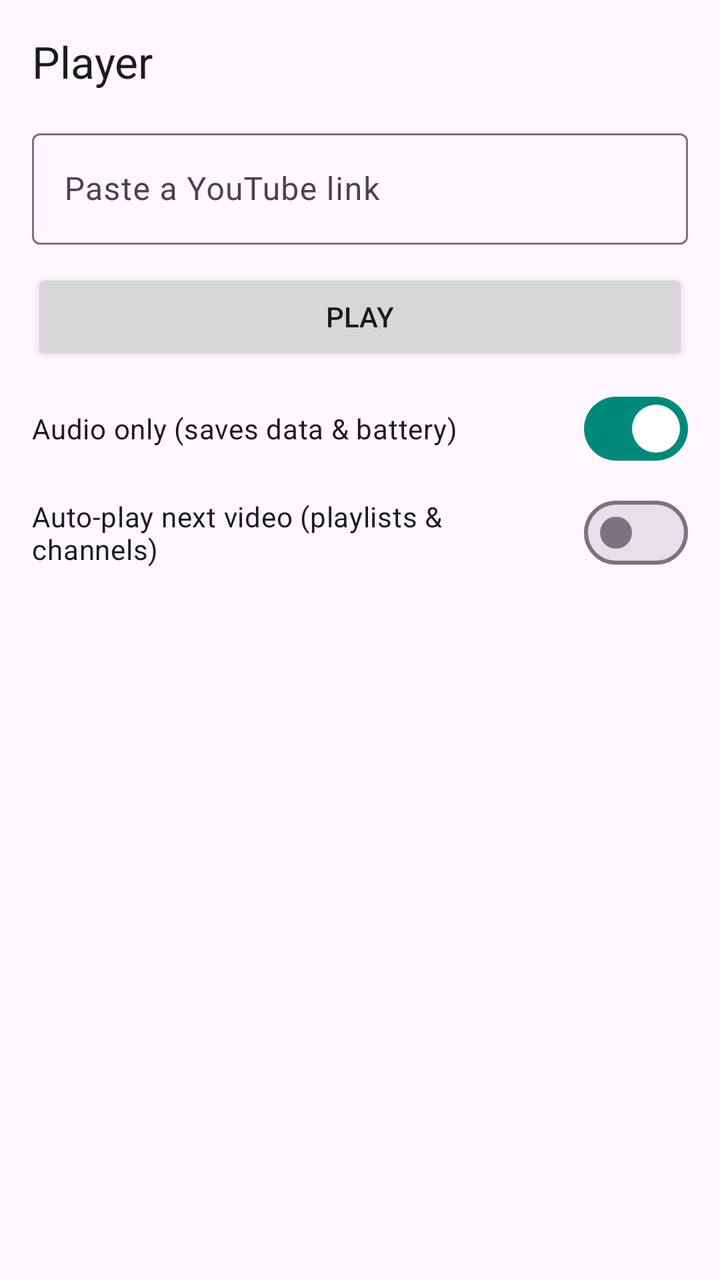
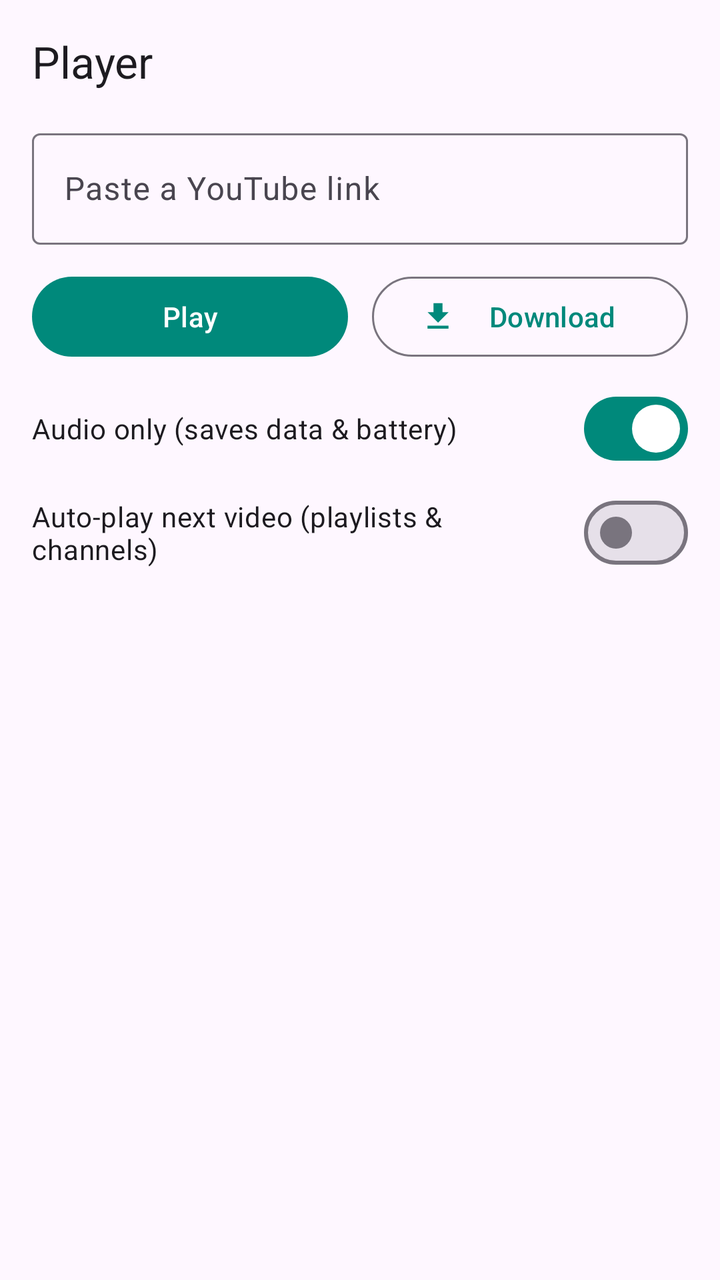

Screens rendered from an Android XML layout before and after an edit, with the pre-edit source and the edit as a unified diff.
<!-- AndroidManifest.xml: application theme Theme.LiveTube -->
<!-- res/layout/fragment_player.xml -->
<?xml version="1.0" encoding="utf-8"?>
<androidx.core.widget.NestedScrollView xmlns:android="http://schemas.android.com/apk/res/android"
    xmlns:app="http://schemas.android.com/apk/res-auto"
    android:layout_width="match_parent"
    android:layout_height="match_parent"
    android:fillViewport="true">

    <LinearLayout
        android:layout_width="match_parent"
        android:layout_height="wrap_content"
        android:orientation="vertical"
        android:padding="16dp">

        <TextView
            android:layout_width="wrap_content"
            android:layout_height="wrap_content"
            android:text="@string/tab_player"
            android:textAppearance="@style/TextAppearance.Material3.TitleLarge" />

        <com.google.android.material.textfield.TextInputLayout
            android:id="@+id/url_input_layout"
            style="@style/Widget.Material3.TextInputLayout.OutlinedBox"
            android:layout_width="match_parent"
            android:layout_height="wrap_content"
            android:layout_marginTop="16dp"
            android:hint="@string/paste_link_hint">

            <com.google.android.material.textfield.TextInputEditText
                android:id="@+id/url_input"
                android:layout_width="match_parent"
                android:layout_height="wrap_content"
                android:imeOptions="actionGo"
                android:inputType="textUri"
                android:maxLines="2" />
        </com.google.android.material.textfield.TextInputLayout>

        <Button
            android:id="@+id/play_btn"
            android:layout_width="match_parent"
            android:layout_height="wrap_content"
            android:layout_marginTop="12dp"
            android:text="@string/play" />

        <com.google.android.material.materialswitch.MaterialSwitch
            android:id="@+id/audio_switch"
            android:layout_width="match_parent"
            android:layout_height="wrap_content"
            android:layout_marginTop="8dp"
            android:checked="true"
            android:text="@string/audio_only" />

        <com.google.android.material.materialswitch.MaterialSwitch
            android:id="@+id/auto_next_switch"
            android:layout_width="match_parent"
            android:layout_height="wrap_content"
            android:layout_marginTop="4dp"
            android:text="@string/auto_next" />

        <TextView
            android:id="@+id/status"
            android:layout_width="match_parent"
            android:layout_height="wrap_content"
            android:layout_marginTop="8dp"
            android:minHeight="40dp"
            android:textSize="14sp" />

        <com.google.android.material.card.MaterialCardView
            android:id="@+id/video_card"
            android:layout_width="match_parent"
            android:layout_height="wrap_content"
            android:layout_marginTop="8dp"
            android:visibility="gone"
            app:cardCornerRadius="8dp"
            app:cardElevation="0dp">

            <androidx.media3.ui.PlayerView
                android:id="@+id/player_view"
                android:layout_width="match_parent"
                android:layout_height="200dp"
                android:layout_gravity="center"
                app:show_buffering="when_playing"
                app:use_controller="true" />
        </com.google.android.material.card.MaterialCardView>

        <LinearLayout
            android:id="@+id/audio_controls"
            android:layout_width="match_parent"
            android:layout_height="wrap_content"
            android:layout_marginTop="8dp"
            android:gravity="center_vertical"
            android:orientation="horizontal"
            android:visibility="gone">

            <ImageButton
                android:id="@+id/audio_play_pause"
                android:layout_width="48dp"
                android:layout_height="48dp"
                android:background="?attr/selectableItemBackgroundBorderless"
                android:contentDescription="@string/play"
                android:src="@drawable/ic_play" />

            <SeekBar
                android:id="@+id/seek_bar"
                android:layout_width="0dp"
                android:layout_height="wrap_content"
                android:layout_weight="1" />

            <ImageButton
                android:id="@+id/audio_stop"
                android:layout_width="48dp"
                android:layout_height="48dp"
                android:background="?attr/selectableItemBackgroundBorderless"
                android:contentDescription="@string/stop"
                android:src="@drawable/ic_stop" />
        </LinearLayout>

        <TextView
            android:id="@+id/time_label"
            android:layout_width="wrap_content"
            android:layout_height="wrap_content"
            android:layout_gravity="end"
            android:textSize="12sp" />

    </LinearLayout>

</androidx.core.widget.NestedScrollView>
<!-- resources referenced by this layout -->
<resources>
  <!-- drawable ic_play (drawable) -->
  <vector xmlns:android="http://schemas.android.com/apk/res/android"
      android:width="24dp" android:height="24dp"
      android:viewportWidth="24" android:viewportHeight="24"
      android:tint="?attr/colorControlNormal">
      <path android:fillColor="@android:color/white"
          android:pathData="M8,5v14l11,-7z" />
  </vector>
  <!-- drawable ic_stop (drawable) -->
  <vector xmlns:android="http://schemas.android.com/apk/res/android"
      android:width="24dp" android:height="24dp"
      android:viewportWidth="24" android:viewportHeight="24"
      android:tint="?attr/colorControlNormal">
      <path android:fillColor="@android:color/white"
          android:pathData="M6,6h12v12H6z" />
  </vector>
  <string name="audio_only">Audio only (saves data &amp; battery)</string>
  <string name="auto_next">Auto-play next video (playlists &amp; channels)</string>
  <string name="paste_link_hint">Paste a YouTube link</string>
  <string name="play">Play</string>
  <string name="stop">Stop</string>
  <string name="tab_player">Player</string>
  <style name="Theme.LiveTube" parent="Theme.Material3.DayNight.NoActionBar">
          <item name="colorPrimary">@color/teal_600</item>
          <item name="colorPrimaryDark">@color/teal_700</item>
          <item name="android:statusBarColor">@color/teal_700</item>
      </style>
  <color name="teal_600">#00897B</color>
  <color name="teal_700">#00796B</color>
</resources>

<!-- the commit's change to res/layout/fragment_player.xml (unified diff, before → after) -->
@@ -34,12 +34,30 @@
                 android:maxLines="2" />
         </com.google.android.material.textfield.TextInputLayout>
 
-        <Button
-            android:id="@+id/play_btn"
+        <LinearLayout
             android:layout_width="match_parent"
             android:layout_height="wrap_content"
             android:layout_marginTop="12dp"
-            android:text="@string/play" />
+            android:orientation="horizontal">
+
+            <com.google.android.material.button.MaterialButton
+                android:id="@+id/play_btn"
+                android:layout_width="0dp"
+                android:layout_height="wrap_content"
+                android:layout_marginEnd="6dp"
+                android:layout_weight="1"
+                android:text="@string/play" />
+
+            <com.google.android.material.button.MaterialButton
+                android:id="@+id/download_btn"
+                style="@style/Widget.Material3.Button.OutlinedButton"
+                android:layout_width="0dp"
+                android:layout_height="wrap_content"
+                android:layout_marginStart="6dp"
+                android:layout_weight="1"
+                android:text="@string/download_video"
+                app:icon="@drawable/ic_download" />
+        </LinearLayout>
 
         <com.google.android.material.materialswitch.MaterialSwitch
             android:id="@+id/audio_switch"
<!-- resource entries referenced after the edit -->
@@ -1,5 +1,15 @@
 <!-- resources referenced by this layout -->
 <resources>
+  <!-- drawable ic_download (drawable) -->
+  <vector xmlns:android="http://schemas.android.com/apk/res/android"
+      android:width="24dp"
+      android:height="24dp"
+      android:viewportWidth="24"
+      android:viewportHeight="24">
+      <path
+          android:fillColor="?attr/colorControlNormal"
+          android:pathData="M5,20h14v-2H5v2zM19,9h-4V3H9v6H5l7,7 7,-7z" />
+  </vector>
   <!-- drawable ic_play (drawable) -->
   <vector xmlns:android="http://schemas.android.com/apk/res/android"
       android:width="24dp" android:height="24dp"
@@ -18,6 +28,7 @@
   </vector>
   <string name="audio_only">Audio only (saves data &amp; battery)</string>
   <string name="auto_next">Auto-play next video (playlists &amp; channels)</string>
+  <string name="download_video">Download</string>
   <string name="paste_link_hint">Paste a YouTube link</string>
   <string name="play">Play</string>
   <string name="stop">Stop</string>
